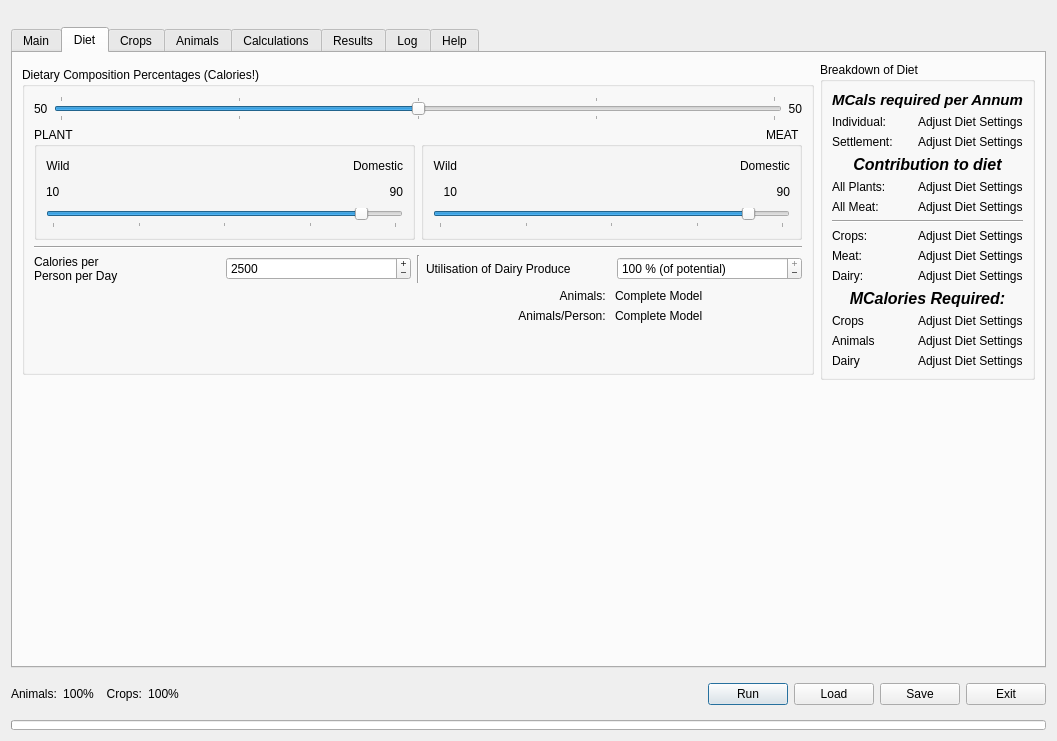
Above: src/ui/lamainformbase.ui from arkygeek/landuseanalyst before the change. Below: the same form after it.
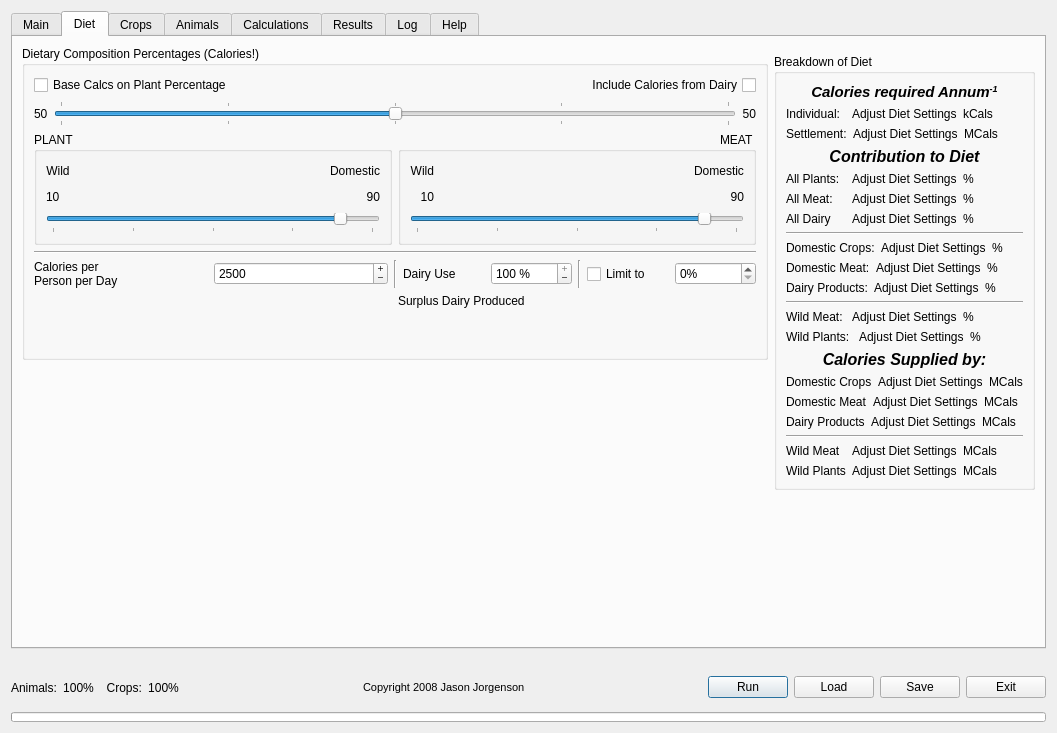
That is the form after the change. The open tabs and pages were chosen to show the change. Icons and pictures are not drawn.

Commit message: major update.  diet calculations nearly functioning perfectly to reflect dairy.  fodder tables working beautifully now. changes to the forms to accomodate dairy and fodder inclusion.

```diff
--- a/src/ui/lamainformbase.ui
+++ b/src/ui/lamainformbase.ui
@@ -7,7 +7,7 @@
     <x>0</x>
     <y>0</y>
     <width>1057</width>
-    <height>741</height>
+    <height>733</height>
    </rect>
   </property>
   <property name="sizePolicy" >
@@ -23,8 +23,8 @@
    <iconset resource="../resources/resources.qrc" >
     <normaloff>:/la_icon_small.png</normaloff>:/la_icon_small.png</iconset>
   </property>
-  <layout class="QGridLayout" name="gridLayout_6" >
-   <item row="1" column="0" >
+  <layout class="QGridLayout" name="gridLayout_3" >
+   <item row="1" column="0" colspan="11" >
     <spacer name="spacer" >
      <property name="orientation" >
       <enum>Qt::Vertical</enum>
@@ -37,9 +37,7 @@
      </property>
     </spacer>
    </item>
-   <item row="3" column="0" >
-    <layout class="QGridLayout" name="gridLayout_3" >
-     <item row="0" column="0" >
+   <item row="2" column="0" >
       <widget class="QLabel" name="label_5" >
        <property name="toolTip" >
         <string>&lt;html>&lt;head>&lt;meta name="qrichtext" content="1" />&lt;style type="text/css">
@@ -52,7 +50,7 @@
        </property>
       </widget>
      </item>
-     <item row="0" column="1" >
+   <item row="2" column="1" >
       <widget class="QLabel" name="labelAnimalCheck" >
        <property name="toolTip" >
         <string>&lt;html>&lt;head>&lt;meta name="qrichtext" content="1" />&lt;style type="text/css">
@@ -68,7 +66,7 @@
        </property>
       </widget>
      </item>
-     <item row="0" column="2" >
+   <item row="2" column="2" >
       <widget class="QLabel" name="label_3" >
        <property name="toolTip" >
         <string>&lt;html>&lt;head>&lt;meta name="qrichtext" content="1" />&lt;style type="text/css">
@@ -81,7 +79,7 @@
        </property>
       </widget>
      </item>
-     <item row="0" column="3" >
+   <item row="2" column="3" >
       <widget class="QLabel" name="labelCropCheck" >
        <property name="toolTip" >
         <string>&lt;html>&lt;head>&lt;meta name="qrichtext" content="1" />&lt;style type="text/css">
@@ -97,20 +95,45 @@
        </property>
       </widget>
      </item>
-     <item row="0" column="4" >
+   <item row="2" column="4" >
       <spacer>
        <property name="orientation" >
         <enum>Qt::Horizontal</enum>
        </property>
        <property name="sizeHint" stdset="0" >
         <size>
-         <width>16</width>
-         <height>40</height>
+       <width>224</width>
+       <height>37</height>
         </size>
        </property>
       </spacer>
      </item>
-     <item row="0" column="5" >
+   <item row="2" column="5" >
+    <widget class="QLabel" name="label_7" >
+     <property name="font" >
+      <font>
+       <pointsize>8</pointsize>
+      </font>
+     </property>
+     <property name="text" >
+      <string>Copyright 2008 Jason Jorgenson</string>
+     </property>
+    </widget>
+   </item>
+   <item row="2" column="6" >
+    <spacer name="spacer_2" >
+     <property name="orientation" >
+      <enum>Qt::Horizontal</enum>
+     </property>
+     <property name="sizeHint" stdset="0" >
+      <size>
+       <width>223</width>
+       <height>37</height>
+      </size>
+     </property>
+    </spacer>
+   </item>
+   <item row="2" column="7" >
       <widget class="QPushButton" name="pushButtonRun" >
        <property name="sizePolicy" >
         <sizepolicy vsizetype="Fixed" hsizetype="Fixed" >
@@ -141,7 +164,7 @@
        </property>
       </widget>
      </item>
-     <item row="0" column="6" >
+   <item row="2" column="8" >
       <widget class="QPushButton" name="pushButtonLoad" >
        <property name="sizePolicy" >
         <sizepolicy vsizetype="Fixed" hsizetype="Fixed" >
@@ -166,7 +189,7 @@
        </property>
       </widget>
      </item>
-     <item row="0" column="7" >
+   <item row="2" column="9" >
       <widget class="QPushButton" name="pushButtonSave" >
        <property name="sizePolicy" >
         <sizepolicy vsizetype="Fixed" hsizetype="Fixed" >
@@ -185,7 +208,7 @@
        </property>
       </widget>
      </item>
-     <item row="0" column="8" >
+   <item row="2" column="10" >
       <widget class="QPushButton" name="pushButtonExit" >
        <property name="sizePolicy" >
         <sizepolicy vsizetype="Fixed" hsizetype="Fixed" >
@@ -198,7 +221,7 @@
        </property>
       </widget>
      </item>
-     <item row="1" column="0" colspan="9" >
+   <item row="3" column="0" colspan="11" >
       <widget class="QProgressBar" name="progressBarCalcs" >
        <property name="sizePolicy" >
         <sizepolicy vsizetype="Preferred" hsizetype="Expanding" >
@@ -232,9 +255,7 @@
        </property>
       </widget>
      </item>
-    </layout>
-   </item>
-   <item row="2" column="0" >
+   <item row="0" column="0" colspan="11" >
     <widget class="QTabWidget" name="MainTabs" >
      <property name="sizePolicy" >
       <sizepolicy vsizetype="Preferred" hsizetype="Expanding" >
@@ -803,7 +824,7 @@
       <attribute name="title" >
        <string>Diet</string>
       </attribute>
-      <layout class="QGridLayout" name="gridLayout_8" >
+      <layout class="QGridLayout" name="gridLayout_6" >
        <item row="0" column="0" >
         <widget class="QGroupBox" name="diet_comp_box" >
          <property name="sizePolicy" >
@@ -815,8 +836,42 @@
          <property name="title" >
           <string>Dietary Composition Percentages (Calories!)</string>
          </property>
-         <layout class="QGridLayout" name="gridLayout_7" >
+         <layout class="QGridLayout" name="gridLayout_5" >
           <item row="0" column="0" colspan="2" >
+           <layout class="QHBoxLayout" name="horizontalLayout_8" >
+            <item>
+             <widget class="QCheckBox" name="cboxBaseOnPlants" >
+              <property name="text" >
+               <string>Base Calcs on Plant Percentage</string>
+              </property>
+             </widget>
+            </item>
+            <item>
+             <spacer name="horizontalSpacer" >
+              <property name="orientation" >
+               <enum>Qt::Horizontal</enum>
+              </property>
+              <property name="sizeHint" stdset="0" >
+               <size>
+                <width>40</width>
+                <height>20</height>
+               </size>
+              </property>
+             </spacer>
+            </item>
+            <item>
+             <widget class="QCheckBox" name="cboxIncludeDairy" >
+              <property name="layoutDirection" >
+               <enum>Qt::RightToLeft</enum>
+              </property>
+              <property name="text" >
+               <string>Include Calories from Dairy</string>
+              </property>
+             </widget>
+            </item>
+           </layout>
+          </item>
+          <item row="1" column="0" colspan="2" >
            <layout class="QHBoxLayout" >
             <property name="spacing" >
              <number>6</number>
@@ -897,7 +952,7 @@
             </item>
            </layout>
           </item>
-          <item row="1" column="0" >
+          <item row="2" column="0" >
            <widget class="QGroupBox" name="groupplantpercent" >
             <property name="title" >
              <string>PLANT</string>
@@ -1030,7 +1085,7 @@
             </layout>
            </widget>
           </item>
-          <item row="1" column="1" >
+          <item row="2" column="1" >
            <widget class="QGroupBox" name="groupmeatpercent" >
             <property name="layoutDirection" >
              <enum>Qt::RightToLeft</enum>
@@ -1172,14 +1227,14 @@
             </layout>
            </widget>
           </item>
-          <item row="2" column="0" colspan="2" >
-           <widget class="Line" name="line" >
-            <property name="orientation" >
-             <enum>Qt::Horizontal</enum>
-            </property>
-           </widget>
-          </item>
           <item row="3" column="0" colspan="2" >
+           <widget class="Line" name="line" >
+            <property name="orientation" >
+             <enum>Qt::Horizontal</enum>
+            </property>
+           </widget>
+          </item>
+          <item row="4" column="0" colspan="2" >
            <layout class="QHBoxLayout" name="horizontalLayout" >
             <item>
              <layout class="QHBoxLayout" >
@@ -1275,7 +1330,7 @@
 &lt;p style=" margin-top:0px; margin-bottom:0px; margin-left:0px; margin-right:0px; -qt-block-indent:0; text-indent:0px;">This figure is an average only.  In the future, I hope to be able to implement a feature whereby the human population is modelled, and account for different requirements of men, adult women, pregnant women, lactating women, and children.&lt;/p>&lt;/body>&lt;/html></string>
                 </property>
                 <property name="text" >
-                 <string>Utilisation of Dairy Produce</string>
+                 <string>Dairy Use</string>
                 </property>
                 <property name="wordWrap" >
                  <bool>false</bool>
@@ -1284,6 +1339,12 @@
               </item>
               <item>
                <widget class="QSpinBox" name="sbDairyUse" >
+                <property name="sizePolicy" >
+                 <sizepolicy vsizetype="Fixed" hsizetype="Minimum" >
+                  <horstretch>0</horstretch>
+                  <verstretch>0</verstretch>
+                 </sizepolicy>
+                </property>
                 <property name="toolTip" >
                  <string>&lt;html>&lt;head>&lt;meta name="qrichtext" content="1" />&lt;style type="text/css">
 p, li { white-space: pre-wrap; }
@@ -1300,7 +1361,7 @@
                  <enum>QAbstractSpinBox::PlusMinus</enum>
                 </property>
                 <property name="suffix" >
-                 <string> % (of potential)</string>
+                 <string> %</string>
                 </property>
                 <property name="maximum" >
                  <number>100</number>
@@ -1313,65 +1374,61 @@
                 </property>
                </widget>
               </item>
-             </layout>
-            </item>
-           </layout>
-          </item>
-          <item row="4" column="1" >
-           <layout class="QGridLayout" name="gridLayout_5" >
-            <item row="0" column="0" >
-             <widget class="QLabel" name="label_36" >
-              <property name="text" >
-               <string>Animals: </string>
-              </property>
-              <property name="alignment" >
-               <set>Qt::AlignRight|Qt::AlignTrailing|Qt::AlignVCenter</set>
-              </property>
-             </widget>
-            </item>
-            <item row="0" column="1" >
-             <widget class="QLabel" name="labelNumberOfAnimals" >
+              <item>
+               <widget class="Line" name="line_8" >
+                <property name="orientation" >
+                 <enum>Qt::Vertical</enum>
+                </property>
+               </widget>
+              </item>
+              <item>
+               <widget class="QCheckBox" name="cboxLimitDairy" >
               <property name="text" >
-               <string>Complete Model</string>
+                 <string>Limit to</string>
               </property>
              </widget>
             </item>
-            <item row="1" column="0" >
-             <widget class="QLabel" name="label_37" >
-              <property name="text" >
-               <string>Animals/Person: </string>
-              </property>
-              <property name="alignment" >
-               <set>Qt::AlignRight|Qt::AlignTrailing|Qt::AlignVCenter</set>
-              </property>
-             </widget>
-            </item>
-            <item row="1" column="1" >
-             <widget class="QLabel" name="labelAnimalsPerPerson" >
-              <property name="text" >
-               <string>Complete Model</string>
+              <item>
+               <widget class="QSpinBox" name="sbLimitDairyPercent" >
+                <property name="toolTip" >
+                 <string>If selected, dairy products cannot contribute more than this percentage towards the overall diet.  If this level is achieved, surplus will be reported</string>
+                </property>
+                <property name="suffix" >
+                 <string>%</string>
+                </property>
+                <property name="maximum" >
+                 <number>100</number>
               </property>
              </widget>
             </item>
            </layout>
+            </item>
+           </layout>
+          </item>
+          <item row="6" column="1" >
+           <spacer>
+            <property name="orientation" >
+             <enum>Qt::Vertical</enum>
+            </property>
+            <property name="sizeHint" stdset="0" >
+             <size>
+              <width>20</width>
+              <height>40</height>
+             </size>
+            </property>
+           </spacer>
           </item>
           <item row="5" column="1" >
-           <spacer>
-            <property name="orientation" >
-             <enum>Qt::Vertical</enum>
+           <widget class="QLabel" name="labelSurplusDairy" >
+            <property name="text" >
+             <string>Surplus Dairy Produced</string>
             </property>
-            <property name="sizeHint" stdset="0" >
-             <size>
-              <width>20</width>
-              <height>40</height>
-             </size>
-            </property>
-           </spacer>
+           </widget>
           </item>
          </layout>
         </widget>
        </item>
-       <item row="0" column="1" >
+       <item rowspan="2" row="0" column="1" >
         <widget class="QGroupBox" name="groupBox_2" >
          <property name="sizePolicy" >
           <sizepolicy vsizetype="Fixed" hsizetype="Fixed" >
@@ -1405,7 +1462,7 @@
 &lt;html>&lt;head>&lt;meta name="qrichtext" content="1" />&lt;style type="text/css">
 p, li { white-space: pre-wrap; }
 &lt;/style>&lt;/head>&lt;body style=" font-family:'DejaVu Sans'; font-size:10pt; font-weight:400; font-style:normal;">
-&lt;p style=" margin-top:0px; margin-bottom:0px; margin-left:0px; margin-right:0px; -qt-block-indent:0; text-indent:0px; font-family:'Sans Serif'; font-size:9pt;">&lt;span style=" font-size:11pt; font-weight:600; font-style:italic;">MCals required per Annum&lt;/span>&lt;/p>&lt;/body>&lt;/html></string>
+&lt;p style=" margin-top:0px; margin-bottom:0px; margin-left:0px; margin-right:0px; -qt-block-indent:0; text-indent:0px; font-family:'Sans Serif'; font-size:9pt;">&lt;span style=" font-size:11pt; font-weight:600; font-style:italic;">Calories required Annum&lt;/span>&lt;span style=" font-size:11pt; font-weight:600; font-style:italic; vertical-align:super;">-1&lt;/span>&lt;/p>&lt;/body>&lt;/html></string>
             </property>
             <property name="alignment" >
              <set>Qt::AlignCenter</set>
@@ -1434,6 +1491,13 @@
               </property>
              </widget>
             </item>
+            <item>
+             <widget class="QLabel" name="label_36" >
+              <property name="text" >
+               <string>kCals</string>
+              </property>
+             </widget>
+            </item>
            </layout>
           </item>
           <item row="2" column="0" >
@@ -1458,15 +1522,23 @@
               </property>
              </widget>
             </item>
+            <item>
+             <widget class="QLabel" name="label_37" >
+              <property name="text" >
+               <string>MCals</string>
+              </property>
+             </widget>
+            </item>
            </layout>
           </item>
           <item row="3" column="0" >
            <widget class="QLabel" name="label_15" >
             <property name="text" >
-             <string>&lt;html>&lt;head>&lt;meta name="qrichtext" content="1" />&lt;style type="text/css">
+             <string>&lt;!DOCTYPE HTML PUBLIC "-//W3C//DTD HTML 4.0//EN" "http://www.w3.org/TR/REC-html40/strict.dtd">
+&lt;html>&lt;head>&lt;meta name="qrichtext" content="1" />&lt;style type="text/css">
 p, li { white-space: pre-wrap; }
-&lt;/style>&lt;/head>&lt;body style=" font-family:'Sans Serif'; font-size:9pt; font-weight:400; font-style:normal; text-decoration:none;">
-&lt;p style=" margin-top:0px; margin-bottom:0px; margin-left:0px; margin-right:0px; -qt-block-indent:0; text-indent:0px;">&lt;span style=" font-size:12pt; font-weight:600; font-style:italic;">Contribution to diet&lt;/span>&lt;/p>&lt;/body>&lt;/html></string>
+&lt;/style>&lt;/head>&lt;body style=" font-family:'DejaVu Sans'; font-size:10pt; font-weight:400; font-style:normal;">
+&lt;p style=" margin-top:0px; margin-bottom:0px; margin-left:0px; margin-right:0px; -qt-block-indent:0; text-indent:0px; font-family:'Sans Serif'; font-size:9pt;">&lt;span style=" font-size:12pt; font-weight:600; font-style:italic;">Contribution to Diet&lt;/span>&lt;/p>&lt;/body>&lt;/html></string>
             </property>
             <property name="alignment" >
              <set>Qt::AlignCenter</set>
@@ -1495,6 +1567,13 @@
               </property>
              </widget>
             </item>
+            <item>
+             <widget class="QLabel" name="label_38" >
+              <property name="text" >
+               <string>%</string>
+              </property>
+             </widget>
+            </item>
            </layout>
           </item>
           <item row="5" column="0" >
@@ -1519,9 +1598,48 @@
               </property>
              </widget>
             </item>
+            <item>
+             <widget class="QLabel" name="label_39" >
+              <property name="text" >
+               <string>%</string>
+              </property>
+             </widget>
+            </item>
+           </layout>
+          </item>
+          <item row="6" column="0" >
+           <layout class="QHBoxLayout" name="horizontalLayout_7" >
+            <item>
+             <widget class="QLabel" name="label_54" >
+              <property name="text" >
+               <string>All Dairy</string>
+              </property>
+             </widget>
+            </item>
+            <item>
+             <widget class="QLabel" name="labelPortionAllDairy" >
+              <property name="text" >
+               <string>Adjust Diet Settings</string>
+              </property>
+             </widget>
+            </item>
+            <item>
+             <widget class="QLabel" name="label_55" >
+              <property name="text" >
+               <string>%</string>
+              </property>
+             </widget>
+            </item>
            </layout>
           </item>
           <item row="7" column="0" >
+           <widget class="Line" name="line_5" >
+            <property name="orientation" >
+             <enum>Qt::Horizontal</enum>
+            </property>
+           </widget>
+          </item>
+          <item row="8" column="0" >
            <layout class="QHBoxLayout" >
             <property name="spacing" >
              <number>6</number>
@@ -1532,7 +1650,7 @@
             <item>
              <widget class="QLabel" name="label_18" >
               <property name="text" >
-               <string>Crops:</string>
+               <string>Domestic Crops:</string>
               </property>
              </widget>
             </item>
@@ -1543,9 +1661,16 @@
               </property>
              </widget>
             </item>
+            <item>
+             <widget class="QLabel" name="label_40" >
+              <property name="text" >
+               <string>%</string>
+              </property>
+             </widget>
+            </item>
            </layout>
           </item>
-          <item row="8" column="0" >
+          <item row="9" column="0" >
            <layout class="QHBoxLayout" >
             <property name="spacing" >
              <number>6</number>
@@ -1556,7 +1681,7 @@
             <item>
              <widget class="QLabel" name="label_19" >
               <property name="text" >
-               <string>Meat:</string>
+               <string>Domestic Meat:</string>
               </property>
              </widget>
             </item>
@@ -1567,9 +1692,16 @@
               </property>
              </widget>
             </item>
+            <item>
+             <widget class="QLabel" name="label_41" >
+              <property name="text" >
+               <string>%</string>
+              </property>
+             </widget>
+            </item>
            </layout>
           </item>
-          <item row="9" column="0" >
+          <item row="10" column="0" >
            <layout class="QHBoxLayout" name="_3" >
             <property name="spacing" >
              <number>6</number>
@@ -1580,7 +1712,7 @@
             <item>
              <widget class="QLabel" name="label_31" >
               <property name="text" >
-               <string>Dairy:</string>
+               <string>Dairy Products:</string>
               </property>
              </widget>
             </item>
@@ -1591,23 +1723,87 @@
               </property>
              </widget>
             </item>
-           </layout>
-          </item>
-          <item row="10" column="0" >
-           <widget class="QLabel" name="label_20" >
+            <item>
+             <widget class="QLabel" name="label_42" >
             <property name="text" >
-             <string>&lt;!DOCTYPE HTML PUBLIC "-//W3C//DTD HTML 4.0//EN" "http://www.w3.org/TR/REC-html40/strict.dtd">
-&lt;html>&lt;head>&lt;meta name="qrichtext" content="1" />&lt;style type="text/css">
-p, li { white-space: pre-wrap; }
-&lt;/style>&lt;/head>&lt;body style=" font-family:'DejaVu Sans'; font-size:10pt; font-weight:400; font-style:normal;">
-&lt;p style=" margin-top:0px; margin-bottom:0px; margin-left:0px; margin-right:0px; -qt-block-indent:0; text-indent:0px; font-family:'Sans Serif'; font-size:9pt;">&lt;span style=" font-size:12pt; font-weight:600; font-style:italic;">MCalories Required:&lt;/span>&lt;/p>&lt;/body>&lt;/html></string>
-            </property>
-            <property name="alignment" >
-             <set>Qt::AlignCenter</set>
-            </property>
-           </widget>
+               <string>%</string>
+              </property>
+             </widget>
+            </item>
+           </layout>
           </item>
           <item row="11" column="0" >
+           <widget class="Line" name="line_7" >
+            <property name="orientation" >
+             <enum>Qt::Horizontal</enum>
+            </property>
+           </widget>
+          </item>
+          <item row="12" column="0" >
+           <layout class="QHBoxLayout" name="horizontalLayout_6" >
+            <item>
+             <widget class="QLabel" name="label_51" >
+              <property name="text" >
+               <string>Wild Meat: </string>
+              </property>
+             </widget>
+            </item>
+            <item>
+             <widget class="QLabel" name="labelPortionWildMeat" >
+              <property name="text" >
+               <string>Adjust Diet Settings</string>
+              </property>
+             </widget>
+            </item>
+            <item>
+             <widget class="QLabel" name="label_50" >
+              <property name="text" >
+               <string>%</string>
+              </property>
+             </widget>
+            </item>
+           </layout>
+          </item>
+          <item row="13" column="0" >
+           <layout class="QHBoxLayout" name="horizontalLayout_5" >
+            <item>
+             <widget class="QLabel" name="label_53" >
+              <property name="text" >
+               <string>Wild Plants: </string>
+              </property>
+             </widget>
+            </item>
+            <item>
+             <widget class="QLabel" name="labelPortionWildPlants" >
+              <property name="text" >
+               <string>Adjust Diet Settings</string>
+              </property>
+             </widget>
+            </item>
+            <item>
+             <widget class="QLabel" name="label_52" >
+              <property name="text" >
+               <string>%</string>
+              </property>
+             </widget>
+            </item>
+           </layout>
+          </item>
+          <item row="14" column="0" >
+           <widget class="QLabel" name="label_20" >
+            <property name="text" >
+             <string>&lt;!DOCTYPE HTML PUBLIC "-//W3C//DTD HTML 4.0//EN" "http://www.w3.org/TR/REC-html40/strict.dtd">
+&lt;html>&lt;head>&lt;meta name="qrichtext" content="1" />&lt;style type="text/css">
+p, li { white-space: pre-wrap; }
+&lt;/style>&lt;/head>&lt;body style=" font-family:'DejaVu Sans'; font-size:10pt; font-weight:400; font-style:normal;">
+&lt;p style=" margin-top:0px; margin-bottom:0px; margin-left:0px; margin-right:0px; -qt-block-indent:0; text-indent:0px; font-family:'Sans Serif'; font-size:9pt;">&lt;span style=" font-size:12pt; font-weight:600; font-style:italic;">Calories Supplied by:&lt;/span>&lt;/p>&lt;/body>&lt;/html></string>
+            </property>
+            <property name="alignment" >
+             <set>Qt::AlignCenter</set>
+            </property>
+           </widget>
+          </item>
+          <item row="15" column="0" >
            <layout class="QHBoxLayout" >
             <property name="spacing" >
              <number>6</number>
@@ -1618,7 +1814,7 @@
             <item>
              <widget class="QLabel" name="label_23" >
               <property name="text" >
-               <string>Crops</string>
+               <string>Domestic Crops</string>
               </property>
              </widget>
             </item>
@@ -1629,9 +1825,16 @@
               </property>
              </widget>
             </item>
+            <item>
+             <widget class="QLabel" name="label_43" >
+              <property name="text" >
+               <string>MCals</string>
+              </property>
+             </widget>
+            </item>
            </layout>
           </item>
-          <item row="12" column="0" >
+          <item row="16" column="0" >
            <layout class="QHBoxLayout" >
             <property name="spacing" >
              <number>6</number>
@@ -1642,7 +1845,7 @@
             <item>
              <widget class="QLabel" name="label_21" >
               <property name="text" >
-               <string>Animals</string>
+               <string>Domestic Meat</string>
               </property>
              </widget>
             </item>
@@ -1653,20 +1856,21 @@
               </property>
              </widget>
             </item>
+            <item>
+             <widget class="QLabel" name="label_44" >
+              <property name="text" >
+               <string>MCals</string>
+              </property>
+             </widget>
+            </item>
            </layout>
           </item>
-          <item row="13" column="0" >
-           <layout class="QHBoxLayout" name="_4" >
-            <property name="spacing" >
-             <number>6</number>
-            </property>
-            <property name="margin" >
-             <number>0</number>
-            </property>
+          <item row="17" column="0" >
+           <layout class="QHBoxLayout" name="horizontalLayout_2" >
             <item>
              <widget class="QLabel" name="label_35" >
               <property name="text" >
-               <string>Dairy</string>
+               <string>Dairy Products</string>
               </property>
              </widget>
             </item>
@@ -1677,16 +1881,85 @@
               </property>
              </widget>
             </item>
+            <item>
+             <widget class="QLabel" name="label_45" >
+              <property name="text" >
+               <string>MCals</string>
+              </property>
+             </widget>
+            </item>
            </layout>
           </item>
-          <item row="6" column="0" >
-           <widget class="Line" name="line_3" >
+          <item row="18" column="0" >
+           <widget class="Line" name="line_4" >
             <property name="orientation" >
              <enum>Qt::Horizontal</enum>
             </property>
            </widget>
           </item>
-         </layout>
+          <item row="19" column="0" >
+           <layout class="QHBoxLayout" name="horizontalLayout_3" >
+            <item>
+             <widget class="QLabel" name="label_46" >
+              <property name="text" >
+               <string>Wild Meat</string>
+              </property>
+             </widget>
+            </item>
+            <item>
+             <widget class="QLabel" name="labelCaloriesWildMeat" >
+              <property name="text" >
+               <string>Adjust Diet Settings</string>
+              </property>
+             </widget>
+            </item>
+            <item>
+             <widget class="QLabel" name="label_47" >
+              <property name="text" >
+               <string>MCals</string>
+              </property>
+             </widget>
+            </item>
+           </layout>
+          </item>
+          <item row="20" column="0" >
+           <layout class="QHBoxLayout" name="horizontalLayout_4" >
+            <item>
+             <widget class="QLabel" name="label_48" >
+              <property name="text" >
+               <string>Wild Plants</string>
+              </property>
+             </widget>
+            </item>
+            <item>
+             <widget class="QLabel" name="labelCaloriesWildPlants" >
+              <property name="text" >
+               <string>Adjust Diet Settings</string>
+              </property>
+             </widget>
+            </item>
+            <item>
+             <widget class="QLabel" name="label_49" >
+              <property name="text" >
+               <string>MCals</string>
+              </property>
+             </widget>
+            </item>
+           </layout>
+          </item>
+         </layout>
+         <zorder>label_4</zorder>
+         <zorder>label_15</zorder>
+         <zorder>line_3</zorder>
+         <zorder>line_5</zorder>
+         <zorder>label_20</zorder>
+         <zorder>line_4</zorder>
+         <zorder>line_6</zorder>
+         <zorder>labelPortionAllDairy</zorder>
+         <zorder>label_54</zorder>
+         <zorder>label_55</zorder>
+         <zorder>line_7</zorder>
+         <zorder></zorder>
         </widget>
        </item>
        <item row="1" column="0" >
@@ -1702,7 +1975,7 @@
          </property>
         </spacer>
        </item>
-       <item row="1" column="1" >
+       <item row="2" column="1" >
         <spacer name="verticalSpacer" >
          <property name="orientation" >
           <enum>Qt::Vertical</enum>
@@ -1710,7 +1983,7 @@
          <property name="sizeHint" stdset="0" >
           <size>
            <width>20</width>
-           <height>245</height>
+           <height>40</height>
           </size>
          </property>
         </spacer>
```
Left out of the diff: 69 changed lines with no effect on the pictures. Lines whose indentation alone changed are shown as unchanged. The commit also changes 43 other files.
